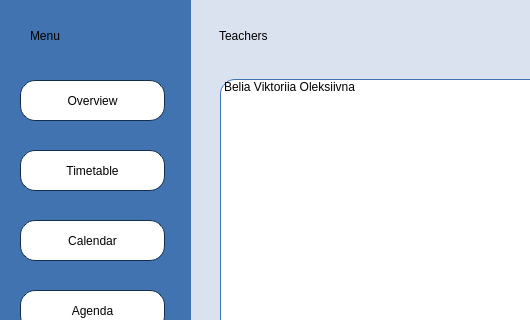
Above: Planner/teachermain.ui from BeliaViktoria/Planner before the change; both pictures show x 0 to 530 and y 0 to 320 of the 1000 by 650 pixel window. Below: the same form after it.
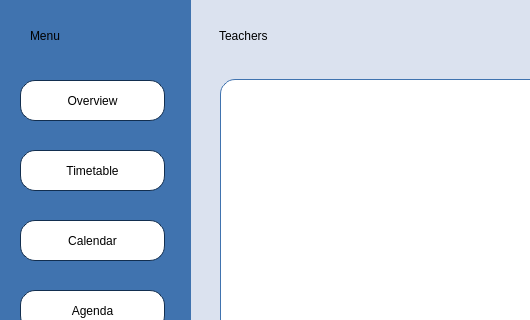
That is the form after the change.

Patch:
```diff
--- a/Planner/teachermain.ui
+++ b/Planner/teachermain.ui
@@ -52,11 +52,6 @@
 border-width: 1px;
 border-color:rgb(64, 115, 175);</string>
    </property>
-   <item>
-    <property name="text">
-     <string>Belia Viktoriia Oleksiivna</string>
-    </property>
-   </item>
   </widget>
   <widget class="QWidget" name="widget_Teachers" native="true">
    <property name="geometry">
```
